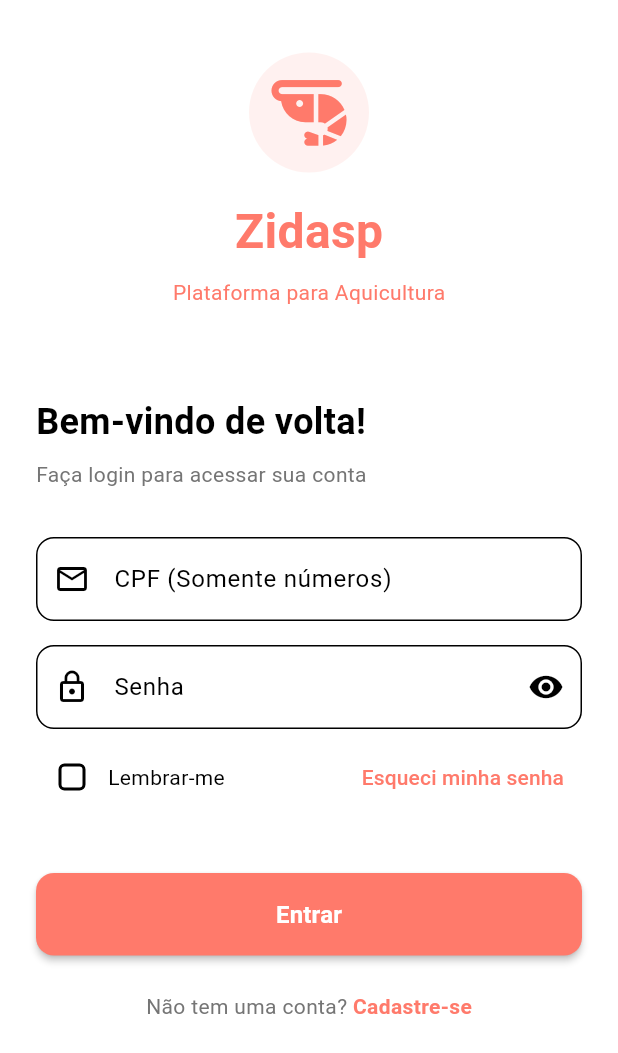
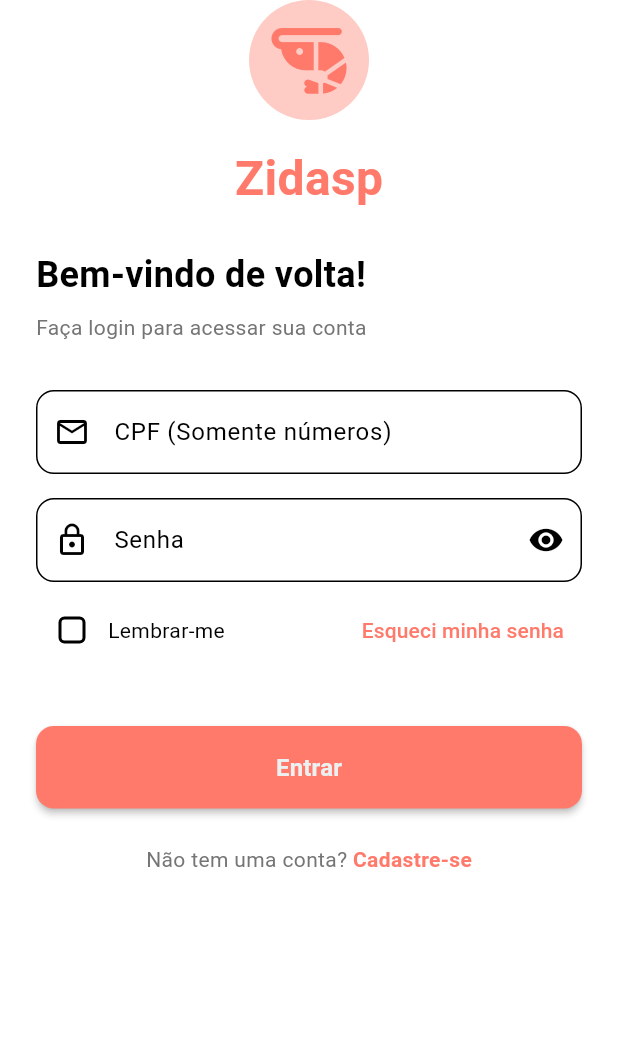
Before and after one commit to italomsilva/zidasp_app, a Flutter app: the screen it shows after launch, on a phone screen of 412 x 824 dp. Shown: the top 1053 px of the screen. Run offline on Flutter 3.47's test engine with Material 3 defaults, Android fonts, the phone set to English and light mode, and no system bars; our stand-ins replace dio, font_awesome_flutter, get_it, shared_preferences, signals.

Commit message:
feat: implement CustomButton widget and update UI components for consistency

```diff
--- a/lib/modules/auth/pages/login_page.dart
+++ b/lib/modules/auth/pages/login_page.dart
@@ -1,7 +1,7 @@
-// lib/modules/auth/pages/login_page.dart
 import 'package:flutter/material.dart';
 import 'package:font_awesome_flutter/font_awesome_flutter.dart';
 import 'package:signals/signals_flutter.dart';
+import 'package:zidasp_app/widgets/shared/custom_button.dart';
 import '../../../core/di.dart';
 import '../../../core/theme/app_theme.dart';
 import '../controllers/login_controller.dart';
@@ -16,13 +16,8 @@ class LoginPage extends StatefulWidget {
 class _LoginPageState extends State<LoginPage> {
   late final controller = inject<LoginController>();
 
-  final _emailFocus = FocusNode();
-  final _passwordFocus = FocusNode();
-
   @override
   void dispose() {
-    _emailFocus.dispose();
-    _passwordFocus.dispose();
     super.dispose();
   }
 
@@ -34,19 +29,16 @@ class _LoginPageState extends State<LoginPage> {
           slivers: [
             // Header com ilustração
             SliverToBoxAdapter(
-              child: Container(
-                height: 240,
               child: Center(
                 child: Column(
                   mainAxisAlignment: MainAxisAlignment.center,
-                    crossAxisAlignment: CrossAxisAlignment.center,
                   children: [
                     Container(
                       alignment: Alignment.center,
                       width: 80,
                       height: 80,
                       decoration: BoxDecoration(
-                          color: AppColors.shrimpAlert.withOpacity(0.1),
+                        color: AppColors.shrimpAlert.withAlpha(100),
                         shape: BoxShape.circle,
                       ),
                       child: Icon(
@@ -64,16 +56,7 @@ class _LoginPageState extends State<LoginPage> {
                         color: AppColors.shrimpAlert,
                       ),
                     ),
-                      const SizedBox(height: 8),
-                      Text(
-                        'Plataforma para Aquicultura',
-                        style: TextStyle(
-                          fontSize: 14,
-                          color: AppColors.shrimpAlert,
-                        ),
-                      ),
                   ],
-                  ),
                 ),
               ),
             ),
@@ -85,7 +68,6 @@ class _LoginPageState extends State<LoginPage> {
                 child: Column(
                   crossAxisAlignment: CrossAxisAlignment.stretch,
                   children: [
-                    // Título do formulário
                     const Text(
                       'Bem-vindo de volta!',
                       style: TextStyle(
@@ -104,17 +86,11 @@ class _LoginPageState extends State<LoginPage> {
 
                     const SizedBox(height: 32),
 
-                    // Campo de documento
                     Watch(
                       (context) => TextField(
                         onChanged: controller.setDocumentInput,
-                        focusNode: _emailFocus,
                         keyboardType: TextInputType.emailAddress,
                         textInputAction: TextInputAction.next,
-                        onEditingComplete: () {
-                          _emailFocus.unfocus();
-                          FocusScope.of(context).requestFocus(_passwordFocus);
-                        },
                         decoration: InputDecoration(
                           labelText: 'CPF (Somente números)',
                           hintText: '12345678900',
@@ -140,15 +116,8 @@ class _LoginPageState extends State<LoginPage> {
                     Watch(
                       (context) => TextField(
                         onChanged: controller.setPasswordInput,
-                        focusNode: _passwordFocus,
                         obscureText: !controller.isPasswordVisible.value,
                         textInputAction: TextInputAction.done,
-                        onEditingComplete: () async {
-                          _passwordFocus.unfocus();
-                          if (controller.isFormValid.value) {
-                            await _handleLogin();
-                          }
-                        },
                         decoration: InputDecoration(
                           labelText: 'Senha',
                           hintText: '',
@@ -219,10 +188,10 @@ class _LoginPageState extends State<LoginPage> {
                           return Container(
                             padding: const EdgeInsets.all(12),
                             decoration: BoxDecoration(
-                              color: AppColors.shrimpAlert.withOpacity(0.1),
+                              color: AppColors.shrimpAlert.withValues(alpha:0.1),
                               borderRadius: BorderRadius.circular(8),
                               border: Border.all(
-                                color: AppColors.shrimpAlert.withOpacity(0.3),
+                                color: AppColors.shrimpAlert.withValues(alpha:0.3),
                               ),
                             ),
                             child: Row(
@@ -252,41 +221,8 @@ class _LoginPageState extends State<LoginPage> {
 
                     const SizedBox(height: 16),
 
-                    // Botão de login
                     Watch(
-                      (context) => ElevatedButton(
-                        onPressed: controller.status.value == LoginStatus.loading
-                            ? null
-                            : _handleLogin,
-                        style: ElevatedButton.styleFrom(
-                          backgroundColor: AppColors.shrimpAlert,
-                          foregroundColor: Colors.white,
-                          disabledBackgroundColor: Colors.grey.shade300,
-                          padding: const EdgeInsets.symmetric(vertical: 16),
-                          shape: RoundedRectangleBorder(
-                            borderRadius: BorderRadius.circular(12),
-                          ),
-                          elevation: 2,
-                        ),
-                        child: controller.status.value == LoginStatus.loading
-                            ? const SizedBox(
-                                height: 20,
-                                width: 20,
-                                child: CircularProgressIndicator(
-                                  strokeWidth: 2,
-                                  valueColor: AlwaysStoppedAnimation<Color>(
-                                    Colors.white,
-                                  ),
-                                ),
-                              )
-                            : const Text(
-                                'Entrar',
-                                style: TextStyle(
-                                  fontSize: 16,
-                                  fontWeight: FontWeight.bold,
-                                ),
-                              ),
-                      ),
+                      (context)=>CustomButton(onClick: _handleLogin, text: 'Entrar', isLoading: controller.status.value ==LoginStatus.loading,)
                     ),
 
                     const SizedBox(height: 24),
--- a/lib/modules/pond/widgets/pond_card.dart
+++ b/lib/modules/pond/widgets/pond_card.dart
@@ -25,7 +25,7 @@ class PondCard extends StatelessWidget {
       direction: DismissDirection.horizontal,
       background: Container(
         decoration: BoxDecoration(
-          color: AppColors.healthGreen.withOpacity(0.1),
+          color: AppColors.healthGreen.withValues(alpha:0.1),
           borderRadius: BorderRadius.circular(16),
         ),
         child: const Align(
@@ -38,7 +38,7 @@ class PondCard extends StatelessWidget {
       ),
       secondaryBackground: Container(
         decoration: BoxDecoration(
-          color: AppColors.shrimpAlert.withOpacity(0.1),
+          color: AppColors.shrimpAlert.withValues(alpha:0.1),
           borderRadius: BorderRadius.circular(16),
         ),
         child: const Align(
@@ -168,7 +168,7 @@ class PondCard extends StatelessWidget {
       width: 70, // Largura fixa em vez de Expanded
       padding: const EdgeInsets.symmetric(vertical: 6),
       decoration: BoxDecoration(
-        color: color.withOpacity(0.1),
+        color: color.withValues(alpha:0.1),
         borderRadius: BorderRadius.circular(8),
       ),
       child: Column(
--- a/lib/navigation/main_navigation.dart
+++ b/lib/navigation/main_navigation.dart
@@ -1,7 +1,5 @@
-// lib/navigation/main_navigation.dart
 import 'package:flutter/material.dart';
 import 'package:font_awesome_flutter/font_awesome_flutter.dart';
-import 'package:signals/signals_flutter.dart';
 import 'package:zidasp_app/core/di.dart';
 import 'package:zidasp_app/modules/pond/pages/dashboard/dashboard_page.dart';
 import 'package:zidasp_app/widgets/shared/theme_switcher.dart';
--- /dev/null
+++ b/lib/widgets/shared/custom_button.dart
@@ -0,0 +1,57 @@
+import 'package:flutter/material.dart';
+import 'package:zidasp_app/core/theme/app_theme.dart';
+
+class CustomButton extends StatelessWidget {
+
+  const CustomButton({super.key,
+  required this.onClick,
+  this.backgroundColor = AppColors.shrimpAlert,
+  this.textColor = AppColors.darkText,
+  this.isLoading = false,
+  required this.text,
+  this.enabled =true
+  });
+
+  final VoidCallback onClick;
+  final Color backgroundColor;
+  final Color textColor;
+  final bool isLoading;
+  final String text;
+  final bool enabled;
+
+
+  @override
+  Widget build(BuildContext context) {
+    return ElevatedButton(
+                        onPressed: (enabled && !isLoading) ? onClick : null,
+                        style: ElevatedButton.styleFrom(
+                          backgroundColor: backgroundColor,
+                          foregroundColor: textColor,
+                          disabledBackgroundColor: backgroundColor.withValues(alpha: 0.5),
+                          padding: const EdgeInsets.symmetric(vertical: 16),
+                          shape: RoundedRectangleBorder(
+                            borderRadius: BorderRadius.circular(12),
+                          ),
+                          elevation: 2,
+                        ),
+                        child: isLoading
+                            ? const SizedBox(
+                                height: 20,
+                                width: 20,
+                                child: CircularProgressIndicator(
+                                  strokeWidth: 2,
+                                  valueColor: AlwaysStoppedAnimation<Color>(
+                                    Colors.white,
+                                  ),
+                                ),
+                              )
+                            : Text(
+                                text,
+                                style: TextStyle(
+                                  fontSize: 16,
+                                  fontWeight: FontWeight.bold,
+                                ),
+                              ),
+                      );
+  }
+}
```
Also changed, not shown: lib/modules/auth/pages/profile_page.dart (+4 -4 lines), lib/modules/pond/pages/dashboard/dashboard_page.dart (+4 -4 lines), lib/modules/pond/widgets/device_controller.dart (+9 -9 lines), lib/modules/tide/pages/tide_page.dart (+8 -8 lines). Lines whose indentation alone changed are shown as unchanged.
